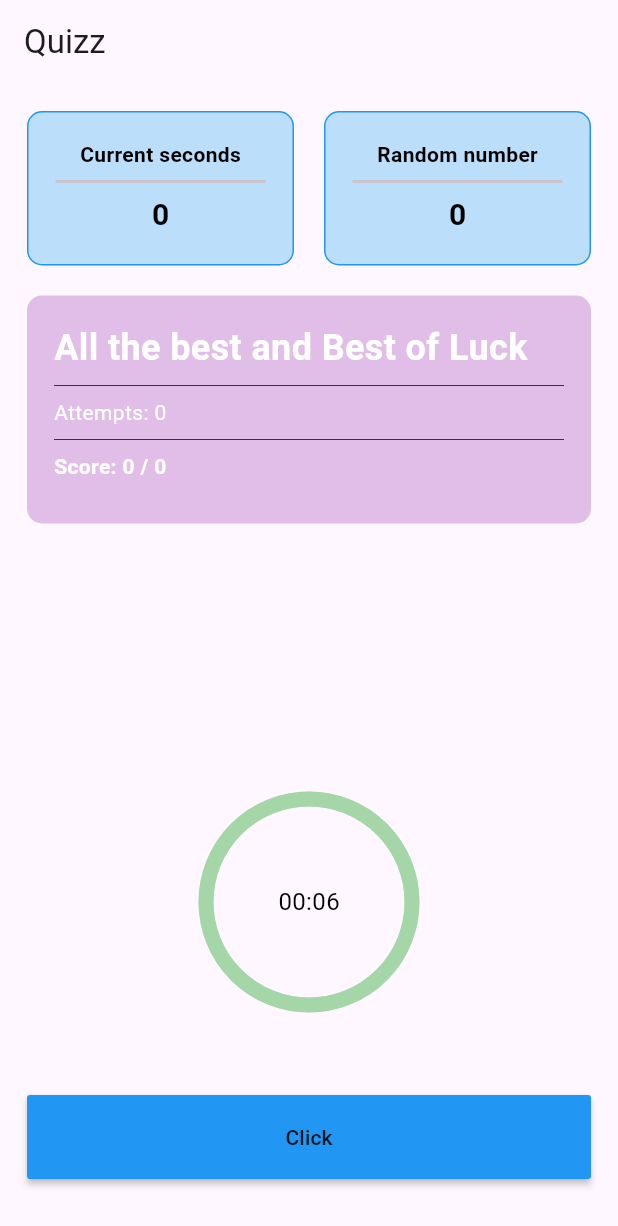
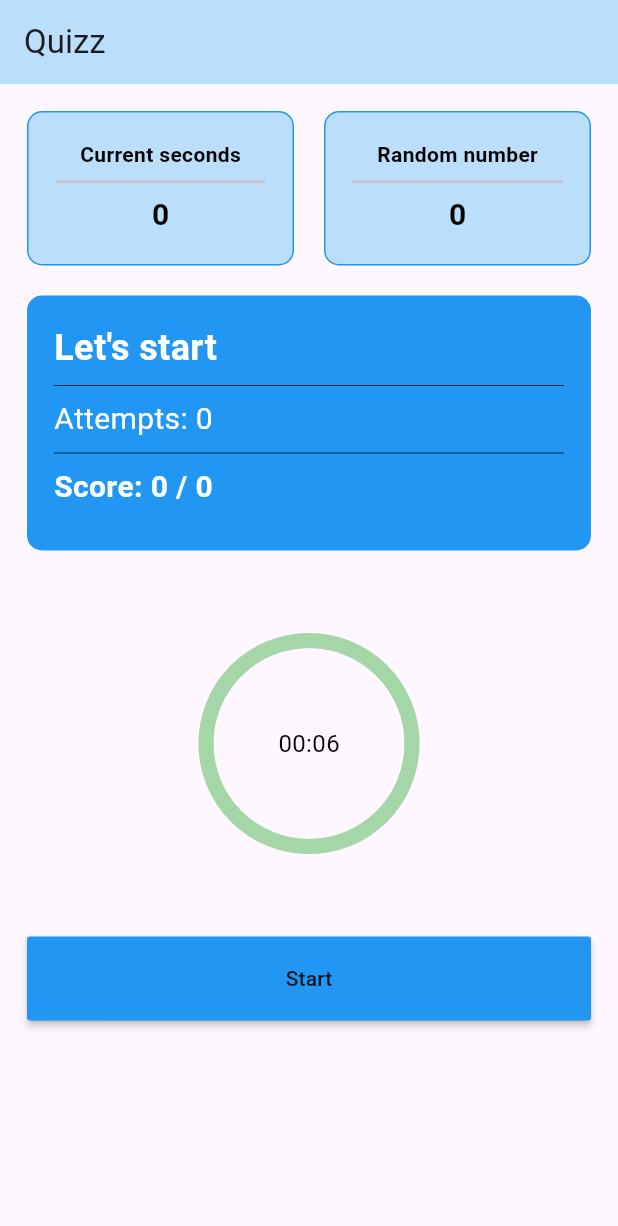
Before and after one commit to Amangitting/quiz, a Flutter app: the screen it shows after launch, on a phone screen of 412 x 824 dp. Shown: the top 1226 px of the screen. Run offline on Flutter 3.47's test engine with Material 3 defaults, Android fonts, the phone set to English and light mode, and no system bars; drawn by our look-alikes of circular_countdown_timer; our stand-ins replace flutter_bloc.

Commit message:
stopping timer at initialization

```diff
--- a/quiz/lib/cubit/quizz_cubit.dart
+++ b/quiz/lib/cubit/quizz_cubit.dart
@@ -36,7 +36,7 @@ class TimerState extends QuizzState {
 
 
 class QuizzCubit extends Cubit<QuizzState> {
-  QuizzCubit() : super(TimerState());
+  QuizzCubit() : super(InitState());
 
 
   on_click({
--- a/quiz/lib/features/quiz/screens/quiz_screen.dart
+++ b/quiz/lib/features/quiz/screens/quiz_screen.dart
@@ -73,6 +73,7 @@ class _QuizScreenState extends State<QuizScreen> with WidgetsBindingObserver {
   }
 
   on_start() {
+    countDownController.start();
     get_current_second();
     BlocProvider.of<QuizzCubit>(context).on_start();
     countDownController.restart();
@@ -84,8 +85,8 @@ class _QuizScreenState extends State<QuizScreen> with WidgetsBindingObserver {
     super.initState();
     WidgetsBinding.instance.addObserver(this);
 
+    // countDownController.pause();
     // get_current_second();
-    // countDownController.pause();
   }
 
   @override
@@ -106,11 +107,36 @@ class _QuizScreenState extends State<QuizScreen> with WidgetsBindingObserver {
     }
   }
 
+  Color get_color(QuizzState state) {
+    if (state is InitState) {
+      return AppColor.button_color;
+    } else if (state is TimerState) {
+      return AppColor.purple_color;
+    } else if (state is SuccesState) {
+      return AppColor.green_color;
+    } else {
+      return AppColor.primary_color;
+    }
+  }
+
+  String get_title(QuizzState state) {
+    if (state is InitState) {
+      return "Let's start";
+    } else if (state is TimerState) {
+      return "All the best and Best of Luck";
+    } else if (state is SuccesState) {
+      return "Yayy ! Success, You are great";
+    } else {
+      return "Sorry ! you missed this time Try again";
+    }
+  }
+
   Widget build(BuildContext context) {
     double screen_width = MediaQuery.of(context).size.width;
     double screen_height = MediaQuery.of(context).size.height;
     return Scaffold(
       appBar: AppBar(
+        backgroundColor: AppColor.blue_color,
         title: const Text("Quizz"),
       ),
       body: Padding(
@@ -148,21 +174,12 @@ class _QuizScreenState extends State<QuizScreen> with WidgetsBindingObserver {
                 return Container(
                   padding: screen_padding,
                   decoration: BoxDecoration(
-                      color: state is TimerState
-                          ? AppColor.purple_color
-                          : state is FailureState
-                              ? AppColor.primary_color
-                              : AppColor.green_color,
-                      borderRadius: radius),
+                      color: get_color(state), borderRadius: radius),
                   child: Column(
                     crossAxisAlignment: CrossAxisAlignment.start,
                     children: [
                       Text(
-                        state is TimerState
-                            ? "All the best and Best of Luck"
-                            : state is SuccesState
-                                ? "Yayy ! Success, You are great"
-                                : "Sorry ! you missed this time Try again",
+                        get_title(state),
                         style: AppTextStyle.blackHeader1
                             .copyWith(color: Colors.white),
                       ),
@@ -172,7 +189,7 @@ class _QuizScreenState extends State<QuizScreen> with WidgetsBindingObserver {
                       ),
                       Text(
                         "Attempts: " + total.toString(),
-                        style: AppTextStyle.subHeader4
+                        style: AppTextStyle.subHeader2
                             .copyWith(color: Colors.white),
                       ),
                       const Divider(
@@ -184,7 +201,7 @@ class _QuizScreenState extends State<QuizScreen> with WidgetsBindingObserver {
                             success.toString() +
                             " / " +
                             total.toString(),
-                        style: AppTextStyle.blackHeader4
+                        style: AppTextStyle.blackHeader2
                             .copyWith(color: Colors.white),
                       ),
                       height10,
@@ -192,8 +209,9 @@ class _QuizScreenState extends State<QuizScreen> with WidgetsBindingObserver {
                   ),
                 );
               }),
-              const Spacer(),
-              BlocBuilder<QuizzCubit, QuizzState>(
+    height20,
+                      height20,
+                      height20,              BlocBuilder<QuizzCubit, QuizzState>(
                 builder: (context, state) {
                   return Column(
                     children: [
@@ -213,7 +231,7 @@ class _QuizScreenState extends State<QuizScreen> with WidgetsBindingObserver {
                         onPressed: () {
                           if (state is TimerState) {
                             on_click();
-                          } else {
+                          } else if (state is InitState||state is FailureState||state is SuccesState) {
                             on_start();
                           }
                         },
--- a/quiz/lib/features/quiz/screens/widgets/timer_widget.dart
+++ b/quiz/lib/features/quiz/screens/widgets/timer_widget.dart
@@ -5,15 +5,17 @@ import 'package:quiz/config/app_colors.dart';
 class TimerWidget extends StatelessWidget {
   final CountDownController countDownController;
   final double size;
- final  void Function() on_complete;
-  const TimerWidget({super.key, required this.countDownController,required  this.size, required this.on_complete});
+  final void Function() on_complete;
+  const TimerWidget(
+      {super.key,
+      required this.countDownController,
+      required this.size,
+      required this.on_complete});
 
   @override
   Widget build(BuildContext context) {
-    return   CircularCountDownTimer(
-      onStart: (){
-        countDownController.pause();
-      },
+    return CircularCountDownTimer(
+      onStart: () {},
       isReverseAnimation: true,
       width: size,
       height: size,
@@ -24,8 +26,8 @@ class TimerWidget extends StatelessWidget {
       isReverse: true,
       textFormat: CountdownTextFormat.MM_SS,
       controller: countDownController,
-
-                        onComplete:on_complete
+      onComplete: on_complete,
+      autoStart: false,
     );
   }
 }
--- a/quiz/lib/features/splash/screens/splash_screen.dart
+++ b/quiz/lib/features/splash/screens/splash_screen.dart
@@ -17,7 +17,7 @@ class SplashScreen extends StatelessWidget {
     });
     return Scaffold(
       body:
-      Center(child: Text("Welcome",style: AppTextStyle.blackHeader3,),),
+      Center(child: Text("Welcome to Quizz",style: AppTextStyle.blackHeader1,),),
     );
   }
 }
```
Lines whose indentation alone changed are shown as unchanged.
